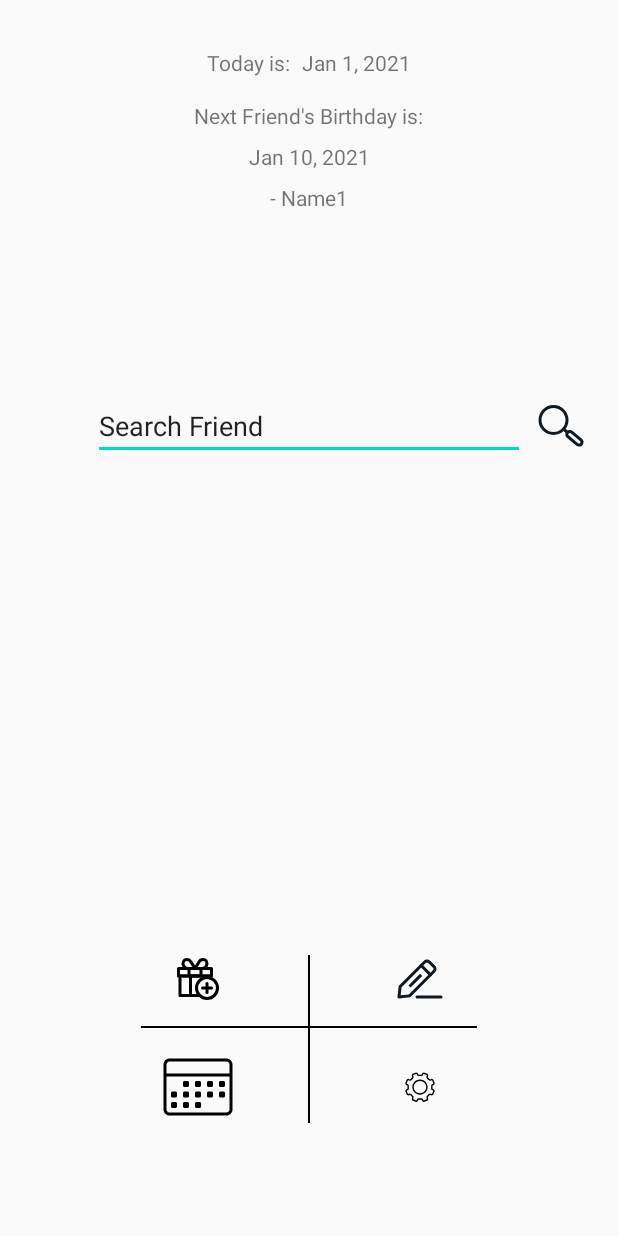
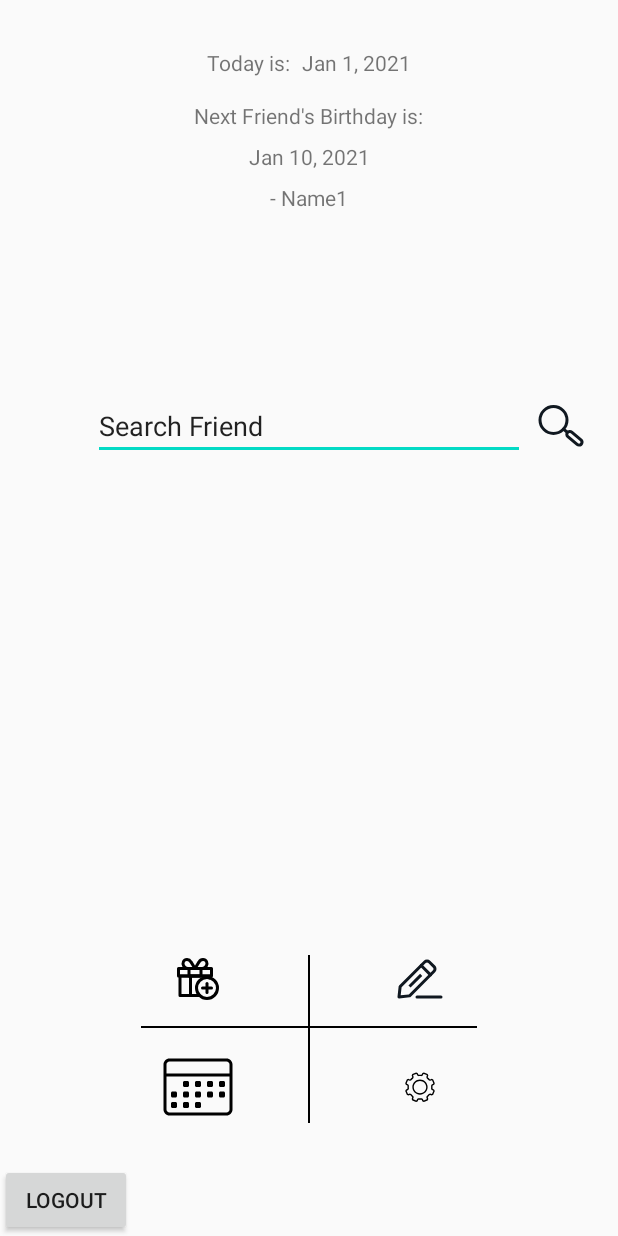
Before and after one commit to chan-kelv/BdayPost, an Android app: the layout fragment_bday_main.xml on its own in the app's theme, with its tools: preview values and no code run, on a phone screen of 412 x 824 dp. Run offline under Robolectric (Android 15) with nearby library versions, the phone set to English and light mode, and no system bars.

Commit message:
added nav fragment example logic

```diff
--- a/app/src/main/AndroidManifest.xml
+++ b/app/src/main/AndroidManifest.xml
@@ -19,7 +19,7 @@
                 <category android:name="android.intent.category.LAUNCHER" />
             </intent-filter>
         </activity>
-        <activity android:name=".ui.landing.LandingActivity">
+        <activity android:name="com.kelvin.bdaypost.ui.birthday.landing.BirthdayMainActivity">
         </activity>
     </application>
 
--- a/app/src/main/res/layout/activity_landing.xml
+++ b/app/src/main/res/layout/activity_birthday_main.xml
@@ -4,7 +4,7 @@
     xmlns:tools="http://schemas.android.com/tools"
     android:layout_width="match_parent"
     android:layout_height="match_parent"
-    tools:context=".ui.landing.LandingActivity">
+    tools:context=".ui.birthday.landing.BirthdayMainActivity">
 
 
     <fragment
--- a/app/src/main/res/layout/fragment_bday_landing.xml
+++ b/app/src/main/res/layout/fragment_bday_main.xml
@@ -4,7 +4,7 @@
     xmlns:tools="http://schemas.android.com/tools"
     android:layout_width="match_parent"
     android:layout_height="match_parent"
-    tools:context=".LandingFragment">
+    tools:context=".BirthdayMainFragment">
 
     <TextView
         android:id="@+id/text_today"
@@ -166,4 +166,14 @@
         android:orientation="vertical"
         app:layout_constraintGuide_percent="0.85" />
 
+    <Button
+        android:id="@+id/btn_logout_debug"
+        android:layout_width="wrap_content"
+        android:layout_height="wrap_content"
+        android:text="LOGOUT"
+        android:visibility="gone"
+        app:layout_constraintBottom_toBottomOf="parent"
+        app:layout_constraintStart_toStartOf="parent"
+        tools:visibility="visible" />
+
 </androidx.constraintlayout.widget.ConstraintLayout>
```
Also changed, not shown: app/src/main/java/com/kelvin/bdaypost/BirthdayMainFragment.kt (added, +55 -0 lines), app/src/main/java/com/kelvin/bdaypost/ui/birthday/add/AddBirthdayFragment.kt (renamed from app/src/main/java/com/kelvin/bdaypost/LandingFragment.kt, +7 -6 lines), app/src/main/java/com/kelvin/bdaypost/ui/birthday/landing/BirthdayMainActivity.kt (added, +17 -0 lines), app/src/main/java/com/kelvin/bdaypost/ui/landing/LandingActivity.kt (deleted, +0 -18 lines), app/src/main/java/com/kelvin/bdaypost/ui/login/LoginActivity.kt (+8 -2 lines), app/src/main/res/layout/fragment_add_birthday.xml (added, +14 -0 lines), app/src/main/res/navigation/nav_birthday.xml (+11 -2 lines).
